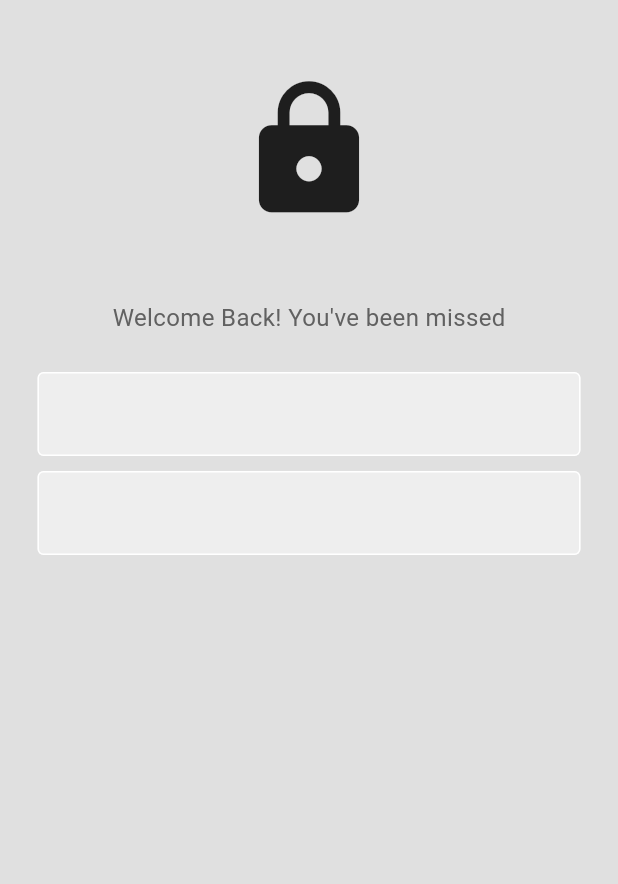
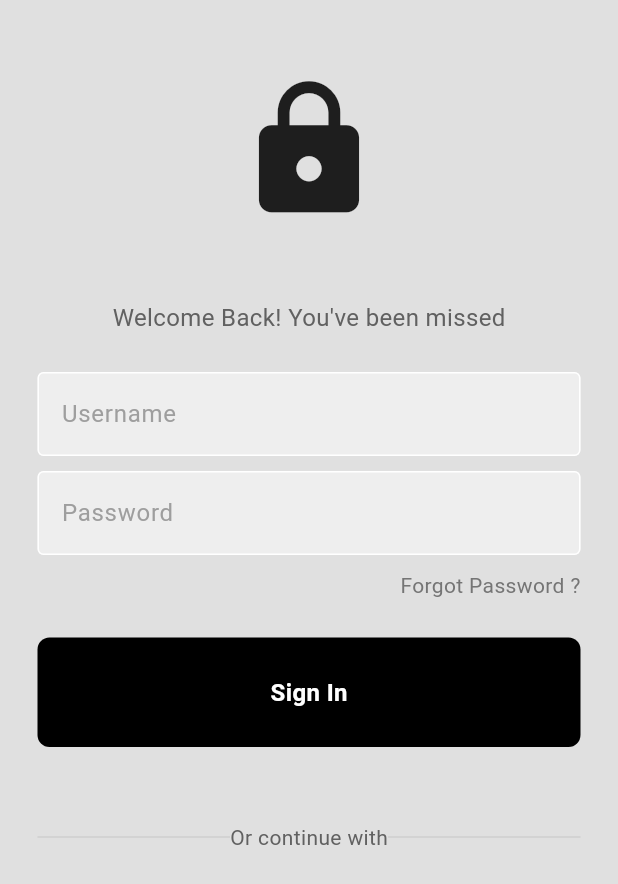
Before and after one commit to Subhanshu-2411/wall_social_media_app_flutter, a Flutter app: the screen it shows after launch, on a phone screen of 412 x 824 dp. Shown: the top 884 px of the screen. Run offline on Flutter 3.47's test engine with Material 2 defaults, Android fonts, the phone set to English and light mode, and no system bars.

Commit message:
Created Sign In Button

```diff
--- /dev/null
+++ b/lib/components/my_button.dart
@@ -0,0 +1,38 @@
+import 'package:flutter/material.dart';
+
+class MyButton extends StatelessWidget {
+
+  final Function()? onTap;
+
+  const MyButton({
+    super.key,
+    this.onTap,
+  });
+
+  @override
+  Widget build(BuildContext context) {
+    return GestureDetector(
+      onTap: onTap,
+      child: Container(
+        padding: EdgeInsets.all(25.0),
+        margin: EdgeInsets.symmetric(
+          horizontal: 25.0,
+        ),
+        decoration: BoxDecoration(
+          color: Colors.black,
+          borderRadius: BorderRadius.circular(8),
+        ),
+        child: Center(
+          child: Text(
+            "Sign In",
+            style: TextStyle(
+              color: Colors.white,
+              fontWeight: FontWeight.bold,
+              fontSize: 16,
+            ),
+          ),
+        ),
+      ),
+    );
+  }
+}
--- a/lib/components/my_textfield.dart
+++ b/lib/components/my_textfield.dart
@@ -1,7 +1,18 @@
 import 'package:flutter/material.dart';
 
 class MyTextField extends StatelessWidget {
-  const MyTextField({super.key});
+
+  final controller;
+  final String hintText;
+  final bool obscureText;
+
+
+  const MyTextField({
+    super.key,
+    this.controller,
+    required this.hintText,
+    required this.obscureText,
+  });
 
   @override
   Widget build(BuildContext context) {
@@ -10,7 +21,10 @@ class MyTextField extends StatelessWidget {
         horizontal: 25.0,
       ),
       child: TextField(
+        controller: controller,
+        obscureText: obscureText,
         decoration: InputDecoration(
+          hintText: hintText,
           enabledBorder: OutlineInputBorder(
             borderSide: BorderSide(
               color: Colors.white,
@@ -23,6 +37,9 @@ class MyTextField extends StatelessWidget {
           ),
           fillColor: Colors.grey.shade200,
           filled: true,
+          hintStyle: TextStyle(
+            color: Colors.grey[500],
+          )
         ),
       ),
     );
--- a/lib/pages/login_page.dart
+++ b/lib/pages/login_page.dart
@@ -1,8 +1,16 @@
 import 'package:flutter/material.dart';
+import 'package:wall_social_media_app_flutter/components/my_button.dart';
 import 'package:wall_social_media_app_flutter/components/my_textfield.dart';
 
 class LoginPage extends StatelessWidget {
-  const LoginPage({super.key});
+  LoginPage({super.key});
+
+  final usernameController = TextEditingController();
+  final passwordController = TextEditingController();
+
+  void signUserIn() {
+
+  }
 
   @override
   Widget build(BuildContext context) {
@@ -32,11 +40,75 @@ class LoginPage extends StatelessWidget {
               const SizedBox(
                 height: 25,
               ),
-              MyTextField(),
+              MyTextField(
+                controller: usernameController,
+                hintText: 'Username',
+                obscureText: false,
+              ),
               const SizedBox(
                 height: 10,
               ),
-              MyTextField()
+              MyTextField(
+                controller: passwordController,
+                hintText: 'Password',
+                obscureText: true,
+              ),
+              const SizedBox(
+                height: 10,
+              ),
+              Padding(
+                padding: const EdgeInsets.symmetric(
+                  horizontal: 25.0,
+                ),
+                child: Row(
+                  mainAxisAlignment: MainAxisAlignment.end,
+                  children: [
+                    Text(
+                      "Forgot Password ?",
+                      style: TextStyle(
+                        color: Colors.grey[600],
+                      ),
+                    ),
+                  ],
+                ),
+              ),
+              const SizedBox(
+                height: 25.0,
+              ),
+              MyButton(
+                onTap: signUserIn,
+              ),
+              const SizedBox(
+                height: 50.0,
+              ),
+              Padding(
+                padding: EdgeInsets.symmetric(
+                  horizontal: 25.0,
+                ),
+                child: Row(
+                  children: [
+                    Expanded(
+                      child: Divider(
+                        thickness: 0.5,
+                        color: Colors.grey[400],
+                      ),
+                    ),
+                    const Text(
+                      "Or continue with",
+                      style: TextStyle(
+                        color: Color(0xFF616161),
+                      ),
+
+                    ),
+                    Expanded(
+                      child: Divider(
+                        thickness: 0.5,
+                        color: Colors.grey[400],
+                      ),
+                    ),
+                  ],
+                ),
+              )
             ],
           ),
         ),
```
